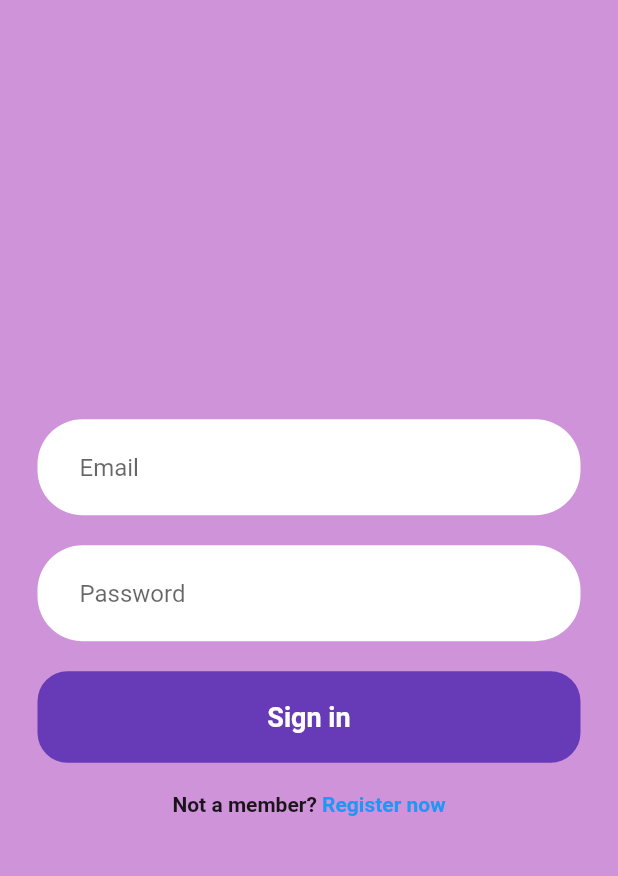
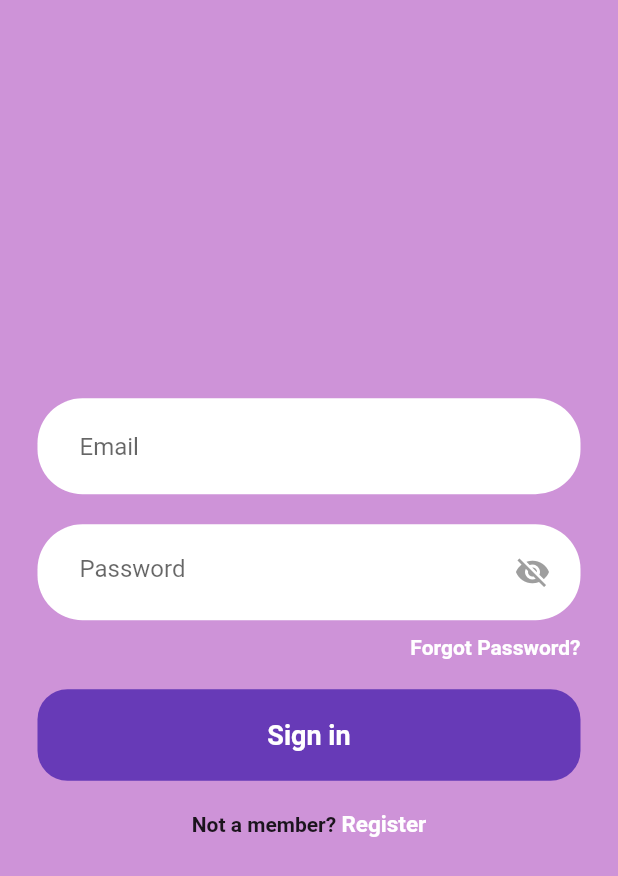
Before and after one commit to KhusseinGashimov/project1, a Flutter app: the screen it shows after launch, on a phone screen of 412 x 824 dp. Shown: the top 876 px of the screen. Run offline on Flutter 3.47's test engine with Material 2 defaults, Android fonts, the phone set to English and light mode, and no system bars; our stand-ins replace firebase_auth, firebase_core; accounts and stored records are empty.

Commit message:
Reset passwrod/Auth_page/register page/ exceptions

```diff
--- /dev/null
+++ b/lib/auth/auth_page.dart
@@ -0,0 +1,28 @@
+import 'package:flutter/material.dart';
+import 'package:project1/pages/login_page.dart';
+import 'package:project1/pages/register_page.dart';
+
+class AuthPage extends StatefulWidget {
+  const AuthPage({Key? key}) : super(key: key);
+
+  @override
+  State<AuthPage> createState() => _AuthPageState();
+}
+
+class _AuthPageState extends State<AuthPage> {
+  bool showLoginPage = true;
+
+  void toggleScreens(){
+    setState(() {
+      showLoginPage = !showLoginPage;
+    });
+  }
+  @override
+  Widget build(BuildContext context) {
+    if (showLoginPage){
+      return LoginPage(showRegisterPage: toggleScreens);
+    }else{
+      return RegisterPage(showLoginPage: toggleScreens);
+    }
+  }
+}
--- a/lib/main_page.dart
+++ b/lib/auth/main_page.dart
@@ -1,7 +1,8 @@
 import 'package:firebase_auth/firebase_auth.dart';
 import 'package:flutter/material.dart';
-import 'package:project1/home_page.dart';
-import 'package:project1/login_page.dart';
+import 'package:project1/auth/auth_page.dart';
+import 'package:project1/pages/home_page.dart';
+import 'package:project1/pages/login_page.dart';
 class MainPage extends StatelessWidget {
   const MainPage({Key? key}) : super(key: key);
 
@@ -13,7 +14,7 @@ class MainPage extends StatelessWidget {
         if (snapshot.hasData){
           return HomePage();
         }else{
-          return LoginPage();
+          return AuthPage();
         }
       },),
     );
--- a/lib/login_page.dart
+++ /dev/null
@@ -1,118 +0,0 @@
-import 'package:firebase_auth/firebase_auth.dart';
-import 'package:flutter/material.dart';
-
-class LoginPage extends StatefulWidget {
-  const LoginPage({Key? key}) : super(key: key);
-
-  @override
-  State<LoginPage> createState() => _LoginPageState();
-}
-
-class _LoginPageState extends State<LoginPage> {
-
-  final _emailController = TextEditingController();
-  final _passwordController = TextEditingController();
-
-  Future signIn() async {
-    await FirebaseAuth.instance.signInWithEmailAndPassword(
-        email: _emailController.text.trim(), password: _passwordController.text.trim());
-  }
-
-  @override
-  void dispose() {
-    _emailController.dispose();
-    _passwordController.dispose();
-    super.dispose();
-  }
-  @override
-  Widget build(BuildContext context) {
-    return Scaffold(
-      backgroundColor: Colors.purple[200],
-      body: SafeArea(
-        child: Center(
-          child: SingleChildScrollView(
-            child: Column(
-              mainAxisAlignment: MainAxisAlignment.center,
-              crossAxisAlignment: CrossAxisAlignment.center,
-              children: [
-                Padding(
-                  padding: const EdgeInsets.symmetric(horizontal: 25.0),
-                  child: Container(
-                    padding: const EdgeInsets.all(8),
-                    decoration: BoxDecoration(
-                        color: Colors.white,
-                        borderRadius: BorderRadius.circular(30)
-                    ),
-                    child: Padding(
-                      padding: const EdgeInsets.only(left: 20.0),
-                      child: TextField(
-                        controller: _emailController,
-                        decoration: const InputDecoration(
-                            border: InputBorder.none,
-                            hintText: 'Email'
-                        ),
-                      ),
-                    ),
-                  ),
-                ),
-                const SizedBox(height: 20,),
-                Padding(
-                  padding: const EdgeInsets.symmetric(horizontal: 25.0),
-                  child: Container(
-                    padding: const EdgeInsets.all(8),
-                    decoration: BoxDecoration(
-                        color: Colors.white,
-                        borderRadius: BorderRadius.circular(30)
-                    ),
-                    child: Padding(
-                      padding: const EdgeInsets.only(left: 20.0),
-                      child: TextField(
-                        controller: _passwordController,
-                        obscureText: true,
-                        decoration: const InputDecoration(
-                            border: InputBorder.none,
-                            hintText: 'Password'
-                        ),
-                      ),
-                    ),
-                  ),
-                ),
-                const SizedBox(height: 20,),
-                Padding(
-                  padding: const EdgeInsets.symmetric(horizontal: 25.0),
-                  child: GestureDetector(
-                    onTap: signIn,
-                    child: Container(
-                        padding: const EdgeInsets.all(20),
-                        decoration: BoxDecoration(
-                            color: Colors.deepPurple,
-                            borderRadius: BorderRadius.circular(20)
-                        ),
-                        child: const Center(
-                            child: Text("Sign in", style: TextStyle(
-                                color: Colors.white,
-                                fontSize: 18,
-                                fontWeight: FontWeight.bold),))),
-                  ),
-                ),
-                const SizedBox(height: 20,),
-                Center(
-                  child: Row(
-                    mainAxisAlignment: MainAxisAlignment.center,
-                    crossAxisAlignment: CrossAxisAlignment.center,
-                    children: const [
-                      Text('Not a member? ',
-                        style: TextStyle(fontWeight: FontWeight.bold),),
-                      Text('Register now', style: TextStyle(
-                          color: Colors.blue, fontWeight: FontWeight.bold),),
-                    ],
-                  ),
-                )
-              ],
-            ),
-          ),
-        ),
-      ),
-    );
-  }
-}
--- a/lib/main.dart
+++ b/lib/main.dart
@@ -1,8 +1,8 @@
 import 'package:firebase_auth/firebase_auth.dart';
 import 'package:firebase_core/firebase_core.dart';
 import 'package:flutter/material.dart';
-import 'package:project1/login_page.dart';
-import 'package:project1/main_page.dart';
+import 'package:project1/auth/main_page.dart';
+import 'package:project1/pages/login_page.dart';
 
 void main() async {
   WidgetsFlutterBinding.ensureInitialized();
--- /dev/null
+++ b/lib/pages/login_page.dart
@@ -0,0 +1,177 @@
+import 'package:firebase_auth/firebase_auth.dart';
+import 'package:flutter/material.dart';
+import 'package:project1/pages/forgot_password_page.dart';
+
+class LoginPage extends StatefulWidget {
+  final VoidCallback showRegisterPage;
+
+  const LoginPage({super.key, Key, required this.showRegisterPage});
+
+  @override
+  State<LoginPage> createState() => _LoginPageState();
+}
+
+class _LoginPageState extends State<LoginPage> {
+  final _emailController = TextEditingController();
+  final _passwordController = TextEditingController();
+
+  Future signIn() async {
+    await FirebaseAuth.instance.signInWithEmailAndPassword(
+        email: _emailController.text.trim(),
+        password: _passwordController.text.trim());
+  }
+
+  @override
+  void dispose() {
+    _emailController.dispose();
+    _passwordController.dispose();
+    super.dispose();
+  }
+
+  bool _obscureText = true;
+
+  void toggleObscureText() {
+    setState(() {
+      _obscureText = !_obscureText;
+    });
+  }
+
+  @override
+  Widget build(BuildContext context) {
+    return Scaffold(
+      backgroundColor: Colors.purple[200],
+      body: SafeArea(
+        child: Center(
+          child: SingleChildScrollView(
+            child: Column(
+              mainAxisAlignment: MainAxisAlignment.center,
+              crossAxisAlignment: CrossAxisAlignment.center,
+              children: [
+                Padding(
+                  padding: const EdgeInsets.symmetric(horizontal: 25.0),
+                  child: Container(
+                    padding: const EdgeInsets.all(8),
+                    decoration: BoxDecoration(
+                        color: Colors.white,
+                        borderRadius: BorderRadius.circular(30)),
+                    child: Padding(
+                      padding: const EdgeInsets.only(left: 20.0),
+                      child: TextField(
+                        controller: _emailController,
+                        decoration: const InputDecoration(
+                            border: InputBorder.none, hintText: 'Email'),
+                      ),
+                    ),
+                  ),
+                ),
+                const SizedBox(
+                  height: 20,
+                ),
+                Padding(
+                  padding: const EdgeInsets.symmetric(horizontal: 25.0),
+                  child: Container(
+                    padding: const EdgeInsets.all(8),
+                    decoration: BoxDecoration(
+                        color: Colors.white,
+                        borderRadius: BorderRadius.circular(30)),
+                    child: Padding(
+                      padding: const EdgeInsets.only(left: 20.0),
+                      child: TextField(
+                        controller: _passwordController,
+                        obscureText: _obscureText,
+                        decoration: InputDecoration(
+                            suffixIcon: IconButton(
+                              icon: _obscureText
+                                  ? const Icon(
+                                      Icons.visibility_off,
+                                      color: Colors.grey,
+                                    )
+                                  : const Icon(
+                                      Icons.visibility,
+                                      color: Colors.grey,
+                                    ),
+                              onPressed: toggleObscureText,
+                            ),
+                            border: InputBorder.none,
+                            hintText: 'Password'),
+                      ),
+                    ),
+                  ),
+                ),
+                const SizedBox(
+                  height: 10,
+                ),
+                Padding(
+                  padding: const EdgeInsets.symmetric(horizontal: 25.0),
+                  child: Row(
+                    mainAxisAlignment: MainAxisAlignment.end,
+                    children: [
+                      GestureDetector(
+                        onTap: (){
+                          Navigator.push(context, MaterialPageRoute(builder: (context){
+                            return ForgotPasswordPage();
+                          }));
+                        },
+                          child: const Text(
+                        "Forgot Password?",
+                        style: TextStyle(
+                            color: Colors.white, fontWeight: FontWeight.bold),
+                      )),
+                    ],
+                  ),
+                ),
+                const SizedBox(
+                  height: 20,
+                ),
+                Padding(
+                  padding: const EdgeInsets.symmetric(horizontal: 25.0),
+                  child: GestureDetector(
+                    onTap: signIn,
+                    child: Container(
+                        padding: const EdgeInsets.all(20),
+                        decoration: BoxDecoration(
+                            color: Colors.deepPurple,
+                            borderRadius: BorderRadius.circular(20)),
+                        child: const Center(
+                            child: Text(
+                          "Sign in",
+                          style: TextStyle(
+                              color: Colors.white,
+                              fontSize: 18,
+                              fontWeight: FontWeight.bold),
+                        ))),
+                  ),
+                ),
+                const SizedBox(
+                  height: 20,
+                ),
+                Center(
+                  child: Row(
+                    mainAxisAlignment: MainAxisAlignment.center,
+                    crossAxisAlignment: CrossAxisAlignment.center,
+                    children: [
+                      const Text(
+                        'Not a member? ',
+                        style: TextStyle(fontWeight: FontWeight.bold),
+                      ),
+                      GestureDetector(
+                        onTap: widget.showRegisterPage,
+                        child: const Text(
+                          'Register',
+                          style: TextStyle(
+                              fontSize: 15,
+                              color: Colors.white,
+                              fontWeight: FontWeight.bold),
+                        ),
+                      ),
+                    ],
+                  ),
+                )
+              ],
+            ),
+          ),
+        ),
+      ),
+    );
+  }
+}
```
Also changed, not shown: lib/pages/forgot_password_page.dart (added, +87 -0 lines), lib/pages/register_page.dart (added, +196 -0 lines), lib/pages/home_page.dart (renamed from lib/home_page.dart).
